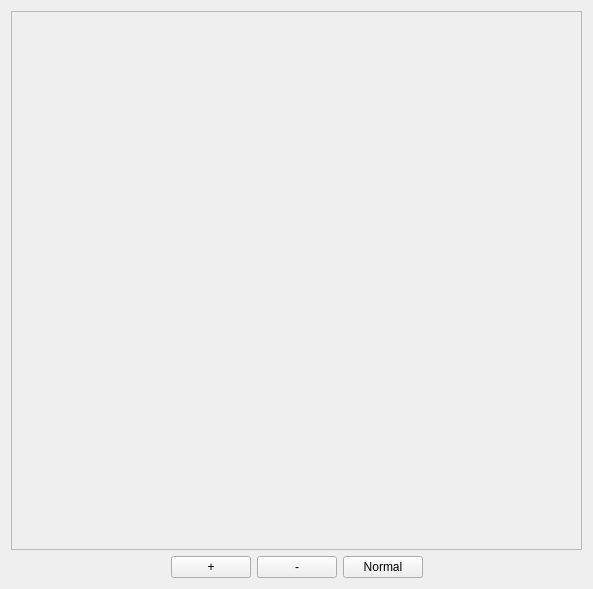
Before: the Qt Designer form Tools/EditorFramework/Widgets/ImageWidget.ui in ezEngine/ezEngine, drawn with Qt 5.
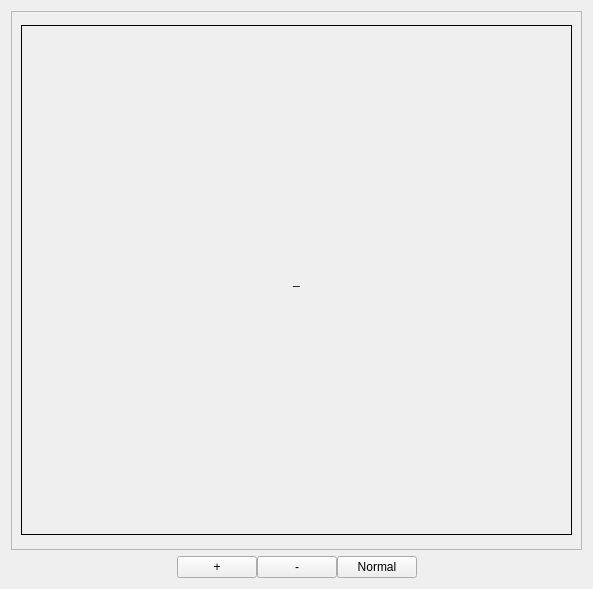
After: the same form once the commit is applied.

What changed in the file:
```diff
--- a/Tools/EditorFramework/Widgets/ImageWidget.ui
+++ b/Tools/EditorFramework/Widgets/ImageWidget.ui
@@ -15,9 +15,15 @@
   </property>
   <layout class="QVBoxLayout" name="verticalLayout">
    <item>
-    <widget class="QScrollArea" name="ScrollImage">
+    <widget class="QScrollArea" name="ScrollArea">
+     <property name="frameShadow">
+      <enum>QFrame::Plain</enum>
+     </property>
      <property name="widgetResizable">
-      <bool>true</bool>
+      <bool>false</bool>
+     </property>
+     <property name="alignment">
+      <set>Qt::AlignCenter</set>
      </property>
      <widget class="QWidget" name="scrollAreaWidgetContents">
       <property name="geometry">
@@ -28,11 +34,29 @@
         <height>528</height>
        </rect>
       </property>
+      <property name="sizePolicy">
+       <sizepolicy hsizetype="Preferred" vsizetype="Preferred">
+        <horstretch>0</horstretch>
+        <verstretch>0</verstretch>
+       </sizepolicy>
+      </property>
       <layout class="QHBoxLayout" name="horizontalLayout">
        <item>
         <widget class="QLabel" name="LabelImage">
+         <property name="sizePolicy">
+          <sizepolicy hsizetype="Ignored" vsizetype="Ignored">
+           <horstretch>0</horstretch>
+           <verstretch>0</verstretch>
+          </sizepolicy>
+         </property>
+         <property name="frameShape">
+          <enum>QFrame::Box</enum>
+         </property>
          <property name="text">
-          <string/>
+          <string>_</string>
+         </property>
+         <property name="alignment">
+          <set>Qt::AlignCenter</set>
          </property>
         </widget>
        </item>
@@ -41,7 +65,25 @@
     </widget>
    </item>
    <item>
+    <widget class="QWidget" name="ButtonBar" native="true">
     <layout class="QHBoxLayout" name="horizontalLayout_2">
+      <property name="spacing">
+       <number>0</number>
+      </property>
+      <property name="leftMargin">
+       <number>0</number>
+      </property>
+      <property name="topMargin">
+       <number>0</number>
+      </property>
+      <property name="rightMargin">
+       <number>0</number>
+      </property>
+      <property name="bottomMargin">
+       <number>0</number>
+      </property>
+      <item>
+       <layout class="QHBoxLayout" name="ButtonLayout">
      <item>
       <spacer name="horizontalSpacer">
        <property name="orientation">
@@ -56,7 +98,7 @@
       </spacer>
      </item>
      <item>
-      <widget class="QPushButton" name="pushButton">
+         <widget class="QPushButton" name="ButtonZoomIn">
        <property name="text">
         <string>+</string>
        </property>
@@ -70,7 +112,7 @@
       </widget>
      </item>
      <item>
-      <widget class="QPushButton" name="pushButton_3">
+         <widget class="QPushButton" name="ButtonResetZoom">
        <property name="text">
         <string>Normal</string>
        </property>
@@ -93,6 +135,11 @@
    </item>
   </layout>
  </widget>
- <resources/>
+   </item>
+  </layout>
+ </widget>
+ <resources>
+  <include location="../../../Code/Tools/GuiFoundation/QtResources/resources.qrc"/>
+ </resources>
  <connections/>
 </ui>
```
Left out of the diff: 8 changed lines with no effect on the pictures. Lines whose indentation alone changed are shown as unchanged.
